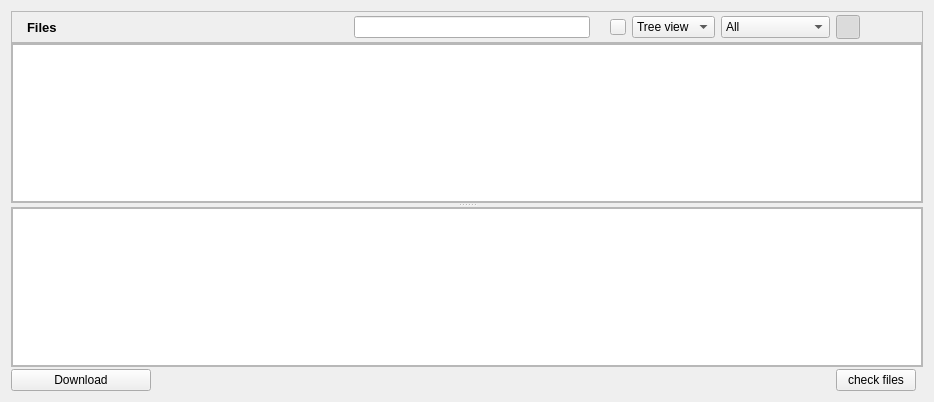
Qt form retroshare-gui/src/gui/SharedFilesDialog.ui (RetroShare/RetroShare) before a commit.
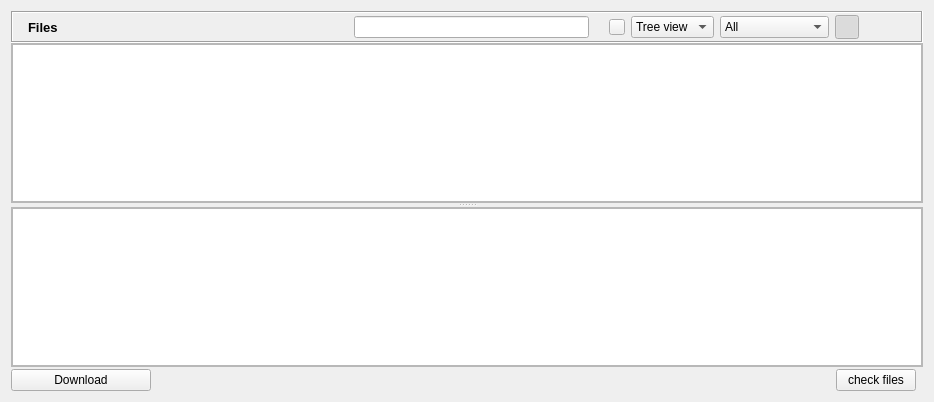
The same form after that commit. Icons and pictures are not drawn.

```diff
--- a/retroshare-gui/src/gui/SharedFilesDialog.ui
+++ b/retroshare-gui/src/gui/SharedFilesDialog.ui
@@ -196,10 +196,10 @@
       </size>
      </property>
      <property name="frameShape">
-      <enum>QFrame::StyledPanel</enum>
+      <enum>QFrame::Box</enum>
      </property>
      <property name="frameShadow">
-      <enum>QFrame::Raised</enum>
+      <enum>QFrame::Sunken</enum>
      </property>
      <layout class="QHBoxLayout" name="horizontalLayout_2">
       <property name="margin">
```
